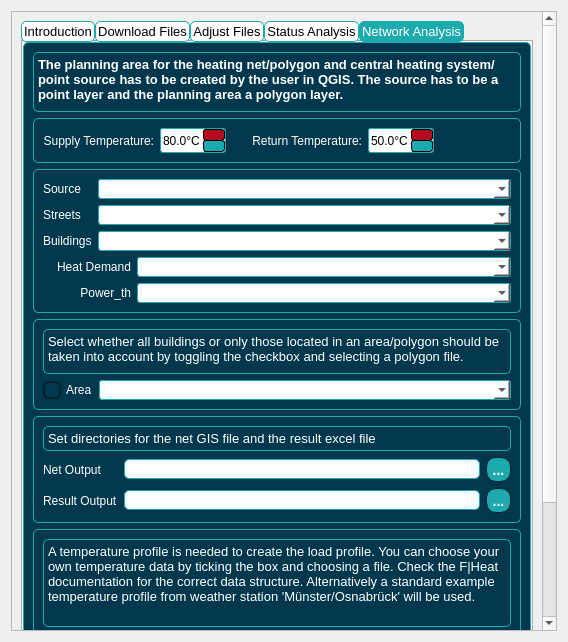
The window that F-Heat_QGIS/heat_net_tool_dialog_base.ui (hydromac/F-Heat_dev) describes before a commit, drawn with Qt 5.
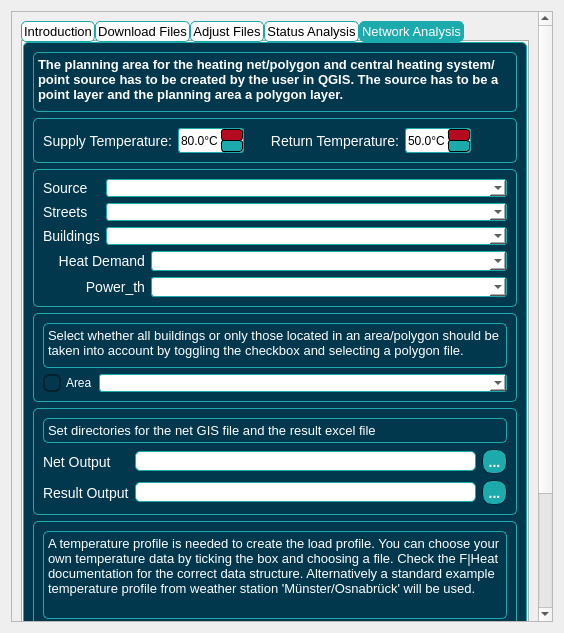
The same window after the commit. The open tabs and pages were chosen to show the change. Custom widgets are drawn as their Qt base class.

```diff
--- a/F-Heat_QGIS/heat_net_tool_dialog_base.ui
+++ b/F-Heat_QGIS/heat_net_tool_dialog_base.ui
@@ -6,8 +6,8 @@
    <rect>
     <x>0</x>
     <y>0</y>
-    <width>568</width>
-    <height>642</height>
+    <width>564</width>
+    <height>633</height>
    </rect>
   </property>
   <property name="sizePolicy">
@@ -82,8 +82,8 @@
        <rect>
         <x>0</x>
         <y>0</y>
-        <width>534</width>
-        <height>819</height>
+        <width>521</width>
+        <height>838</height>
        </rect>
       </property>
       <layout class="QGridLayout" name="gridLayout_10">
@@ -159,7 +159,7 @@
     color: rgb(255, 255, 255);
     padding: 0px;
     font-family: Arial;
-    font-size: 12px;
+    font-size: 14px;
 }
 
 QFrame QDoubleSpinBox {
@@ -2193,28 +2193,6 @@
                 </property>
                </widget>
               </item>
-              <item row="3" column="1" colspan="3">
-               <widget class="QComboBox" name="net_comboBox_buildings">
-                <property name="sizePolicy">
-                 <sizepolicy hsizetype="Expanding" vsizetype="Fixed">
-                  <horstretch>0</horstretch>
-                  <verstretch>0</verstretch>
-                 </sizepolicy>
-                </property>
-                <property name="minimumSize">
-                 <size>
-                  <width>0</width>
-                  <height>20</height>
-                 </size>
-                </property>
-                <property name="maximumSize">
-                 <size>
-                  <width>16777215</width>
-                  <height>25</height>
-                 </size>
-                </property>
-               </widget>
-              </item>
               <item row="1" column="0">
                <widget class="QLabel" name="label_5">
                 <property name="minimumSize">
@@ -2237,34 +2215,6 @@
                 </property>
                </widget>
               </item>
-              <item row="1" column="1" colspan="3">
-               <widget class="QComboBox" name="net_comboBox_source">
-                <property name="sizePolicy">
-                 <sizepolicy hsizetype="Expanding" vsizetype="Fixed">
-                  <horstretch>0</horstretch>
-                  <verstretch>0</verstretch>
-                 </sizepolicy>
-                </property>
-                <property name="minimumSize">
-                 <size>
-                  <width>0</width>
-                  <height>20</height>
-                 </size>
-                </property>
-                <property name="maximumSize">
-                 <size>
-                  <width>16777215</width>
-                  <height>25</height>
-                 </size>
-                </property>
-                <property name="statusTip">
-                 <string/>
-                </property>
-                <property name="placeholderText">
-                 <string/>
-                </property>
-               </widget>
-              </item>
               <item row="5" column="0" colspan="3">
                <widget class="QLabel" name="label_8">
                 <property name="sizePolicy">
@@ -2337,28 +2287,6 @@
                 </property>
                </widget>
               </item>
-              <item row="2" column="1" colspan="3">
-               <widget class="QComboBox" name="net_comboBox_streets">
-                <property name="sizePolicy">
-                 <sizepolicy hsizetype="Expanding" vsizetype="Fixed">
-                  <horstretch>0</horstretch>
-                  <verstretch>0</verstretch>
-                 </sizepolicy>
-                </property>
-                <property name="minimumSize">
-                 <size>
-                  <width>0</width>
-                  <height>20</height>
-                 </size>
-                </property>
-                <property name="maximumSize">
-                 <size>
-                  <width>16777215</width>
-                  <height>25</height>
-                 </size>
-                </property>
-               </widget>
-              </item>
               <item row="2" column="0">
                <widget class="QLabel" name="label_4">
                 <property name="sizePolicy">
@@ -2387,6 +2315,54 @@
                 </property>
                </widget>
               </item>
+              <item row="1" column="1" colspan="3">
+               <widget class="QgsMapLayerComboBox" name="net_comboBox_source">
+                <property name="maximumSize">
+                 <size>
+                  <width>16777215</width>
+                  <height>22</height>
+                 </size>
+                </property>
+                <property name="allowEmptyLayer">
+                 <bool>true</bool>
+                </property>
+                <property name="showCrs">
+                 <bool>true</bool>
+                </property>
+               </widget>
+              </item>
+              <item row="2" column="1" colspan="3">
+               <widget class="QgsMapLayerComboBox" name="net_comboBox_streets">
+                <property name="maximumSize">
+                 <size>
+                  <width>16777215</width>
+                  <height>22</height>
+                 </size>
+                </property>
+                <property name="allowEmptyLayer">
+                 <bool>true</bool>
+                </property>
+                <property name="showCrs">
+                 <bool>true</bool>
+                </property>
+               </widget>
+              </item>
+              <item row="3" column="1" colspan="3">
+               <widget class="QgsMapLayerComboBox" name="net_comboBox_buildings">
+                <property name="maximumSize">
+                 <size>
+                  <width>16777215</width>
+                  <height>22</height>
+                 </size>
+                </property>
+                <property name="allowEmptyLayer">
+                 <bool>true</bool>
+                </property>
+                <property name="showCrs">
+                 <bool>true</bool>
+                </property>
+               </widget>
+              </item>
              </layout>
             </widget>
            </item>
@@ -2491,23 +2467,11 @@
                 <item>
                  <widget class="QComboBox" name="net_comboBox_polygon">
                   <property name="sizePolicy">
-                   <sizepolicy hsizetype="Expanding" vsizetype="Minimum">
+                   <sizepolicy hsizetype="Expanding" vsizetype="Fixed">
                     <horstretch>0</horstretch>
                     <verstretch>0</verstretch>
                    </sizepolicy>
                   </property>
-                  <property name="minimumSize">
-                   <size>
-                    <width>0</width>
-                    <height>20</height>
-                   </size>
-                  </property>
-                  <property name="maximumSize">
-                   <size>
-                    <width>16777215</width>
-                    <height>20</height>
-                   </size>
-                  </property>
                  </widget>
                 </item>
                </layout>
@@ -2641,6 +2605,13 @@
    </item>
   </layout>
  </widget>
+ <customwidgets>
+  <customwidget>
+   <class>QgsMapLayerComboBox</class>
+   <extends>QComboBox</extends>
+   <header>qgsmaplayercombobox.h</header>
+  </customwidget>
+ </customwidgets>
  <resources/>
  <connections/>
 </ui>
```
Left out of the diff: 713 changed lines with no effect on the pictures.
